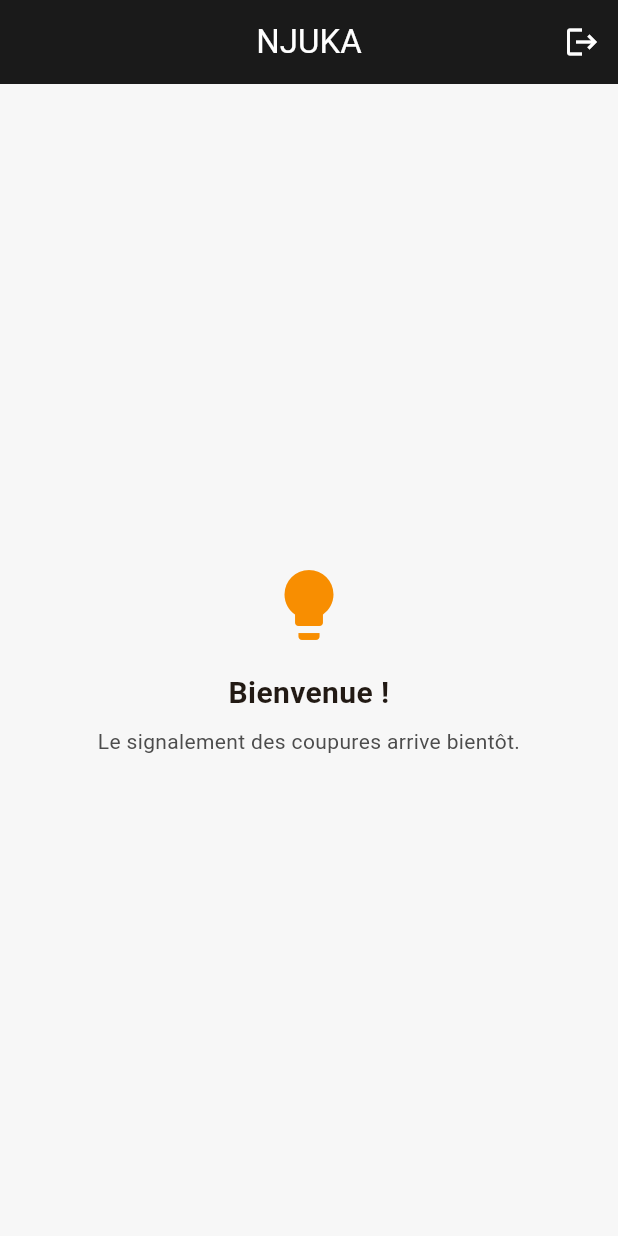
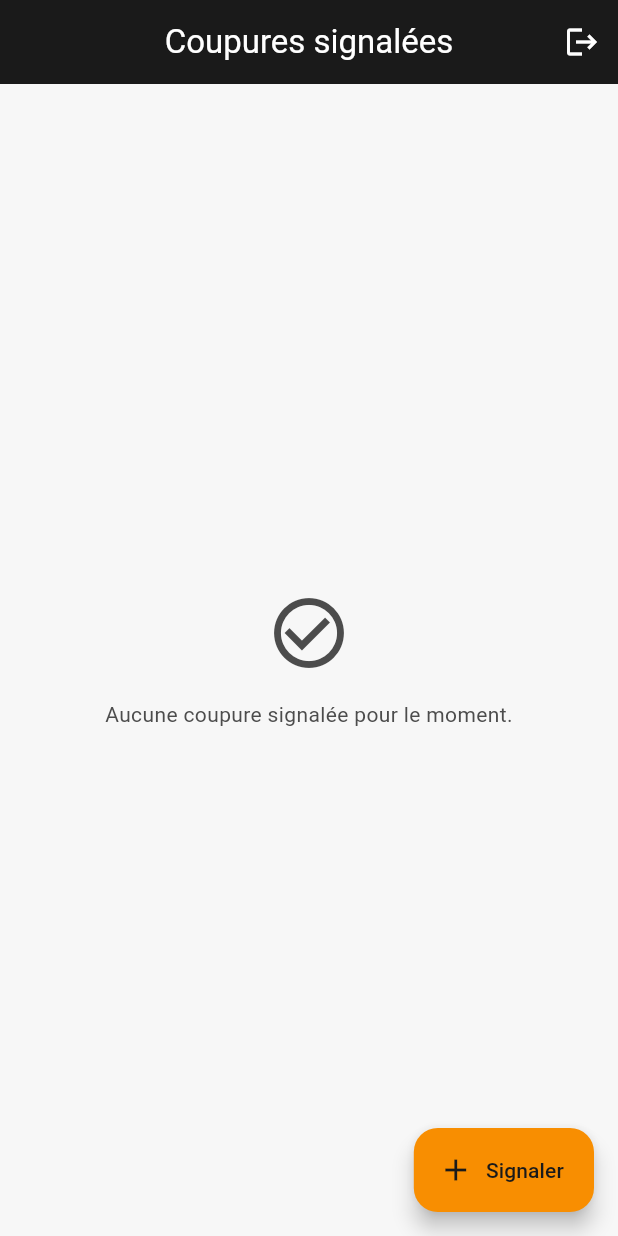
Before and after one commit to willkoua/lightcutoff_app, a Flutter app: the screen it shows once a user with an empty profile is signed in, on a phone screen of 412 x 824 dp. Run offline on Flutter 3.47's test engine with Material 3 defaults, Android fonts, the phone set to English and light mode, and no system bars; our stand-ins replace cloud_firestore, firebase_auth, firebase_core, firebase_database, geocoding, geolocator and 1 more; accounts and stored records are empty.

Commit message:
feat: outage reporting UI — form, list and card (Phase 2)
- report form (cause, optional description, auto geolocation)
- home reworked into a realtime outage list with empty/error states
- ReportCard with status badge, area, time, cause, confirmations and actions
- scope ReportProvider to the authenticated area; pass it to the pushed
  form route to fix a ProviderNotFoundException

Co-Authored-By: Claude Opus 4.7 (1M context) <noreply@anthropic.com>

```diff
--- a/lib/screens/auth_gate.dart
+++ b/lib/screens/auth_gate.dart
@@ -2,6 +2,7 @@ import 'package:flutter/material.dart';
 import 'package:provider/provider.dart';
 
 import '../providers/auth_provider.dart';
+import '../providers/report_provider.dart';
 import 'email_verification_screen.dart';
 import 'home_screen.dart';
 import 'login_screen.dart';
@@ -17,7 +18,10 @@ class AuthGate extends StatelessWidget {
       case AuthStatus.unknown:
         return const SplashScreen();
       case AuthStatus.authenticated:
-        return const HomeScreen();
+        return ChangeNotifierProvider(
+          create: (_) => ReportProvider(),
+          child: const HomeScreen(),
+        );
       case AuthStatus.awaitingVerification:
         return const EmailVerificationScreen();
       case AuthStatus.unauthenticated:
--- a/lib/screens/home_screen.dart
+++ b/lib/screens/home_screen.dart
@@ -2,18 +2,26 @@ import 'package:flutter/material.dart';
 import 'package:provider/provider.dart';
 
 import '../providers/auth_provider.dart';
+import '../providers/report_provider.dart';
 import '../theme/app_colors.dart';
+import '../widgets/report_card.dart';
+import 'report_form_screen.dart';
 
 class HomeScreen extends StatelessWidget {
   const HomeScreen({super.key});
 
+  void _snack(BuildContext context, String message) {
+    ScaffoldMessenger.of(context)
+      ..hideCurrentSnackBar()
+      ..showSnackBar(SnackBar(content: Text(message)));
+  }
+
   @override
   Widget build(BuildContext context) {
-    final auth = context.watch<AuthProvider>();
-    final name = auth.profile?.displayName ?? '';
+    final reports = context.watch<ReportProvider>();
     return Scaffold(
       appBar: AppBar(
-        title: const Text('NJUKA'),
+        title: const Text('Coupures signalées'),
         actions: [
           IconButton(
             tooltip: 'Se déconnecter',
@@ -22,31 +30,91 @@ class HomeScreen extends StatelessWidget {
           ),
         ],
       ),
-      body: Center(
+      floatingActionButton: FloatingActionButton.extended(
+        onPressed: () {
+          final provider = context.read<ReportProvider>();
+          Navigator.of(context).push(
+            MaterialPageRoute(
+              builder: (_) => ChangeNotifierProvider.value(
+                value: provider,
+                child: const ReportFormScreen(),
+              ),
+            ),
+          );
+        },
+        icon: const Icon(Icons.add),
+        label: const Text('Signaler'),
+      ),
+      body: Builder(
+        builder: (_) {
+          if (reports.loading) {
+            return const Center(child: CircularProgressIndicator());
+          }
+          if (reports.error != null) {
+            return _Message(
+              icon: Icons.error_outline,
+              text: reports.error!,
+            );
+          }
+          if (reports.reports.isEmpty) {
+            return const _Message(
+              icon: Icons.check_circle_outline,
+              text: 'Aucune coupure signalée pour le moment.',
+            );
+          }
+          return ListView.builder(
+            padding: const EdgeInsets.symmetric(vertical: 8),
+            itemCount: reports.reports.length,
+            itemBuilder: (context, i) {
+              final report = reports.reports[i];
+              return ReportCard(
+                report: report,
+                isAuthor: reports.isAuthor(report),
+                onConfirm: () async {
+                  final ok = await reports.confirm(report.id);
+                  if (context.mounted) {
+                    _snack(context,
+                        ok ? 'Coupure confirmée.' : 'Échec de la confirmation.');
+                  }
+                },
+                onResolve: () async {
+                  final ok = await reports.resolve(report.id);
+                  if (context.mounted) {
+                    _snack(context,
+                        ok ? 'Coupure marquée rétablie.' : 'Échec de la mise à jour.');
+                  }
+                },
+              );
+            },
+          );
+        },
+      ),
+    );
+  }
+}
+
+class _Message extends StatelessWidget {
+  const _Message({required this.icon, required this.text});
+
+  final IconData icon;
+  final String text;
+
+  @override
+  Widget build(BuildContext context) {
+    return Center(
       child: Padding(
-          padding: const EdgeInsets.all(24),
+        padding: const EdgeInsets.all(32),
         child: Column(
           mainAxisSize: MainAxisSize.min,
           children: [
-              const Icon(Icons.lightbulb,
-                  size: 56, color: AppColors.primary),
+            Icon(icon, size: 56, color: AppColors.gray),
             const SizedBox(height: 16),
             Text(
-                'Bienvenue${name.isNotEmpty ? ', $name' : ''} !',
-                style: const TextStyle(
-                  fontSize: 20,
-                  fontWeight: FontWeight.bold,
-                ),
+              text,
               textAlign: TextAlign.center,
-              ),
-              const SizedBox(height: 8),
-              const Text(
-                'Le signalement des coupures arrive bientôt.',
-                style: TextStyle(color: AppColors.gray),
-                textAlign: TextAlign.center,
+              style: const TextStyle(color: AppColors.gray),
             ),
           ],
-          ),
         ),
       ),
     );
```
Also changed, not shown: lib/screens/report_form_screen.dart (added, +115 -0 lines), lib/widgets/report_card.dart (added, +131 -0 lines). Lines whose indentation alone changed are shown as unchanged.
